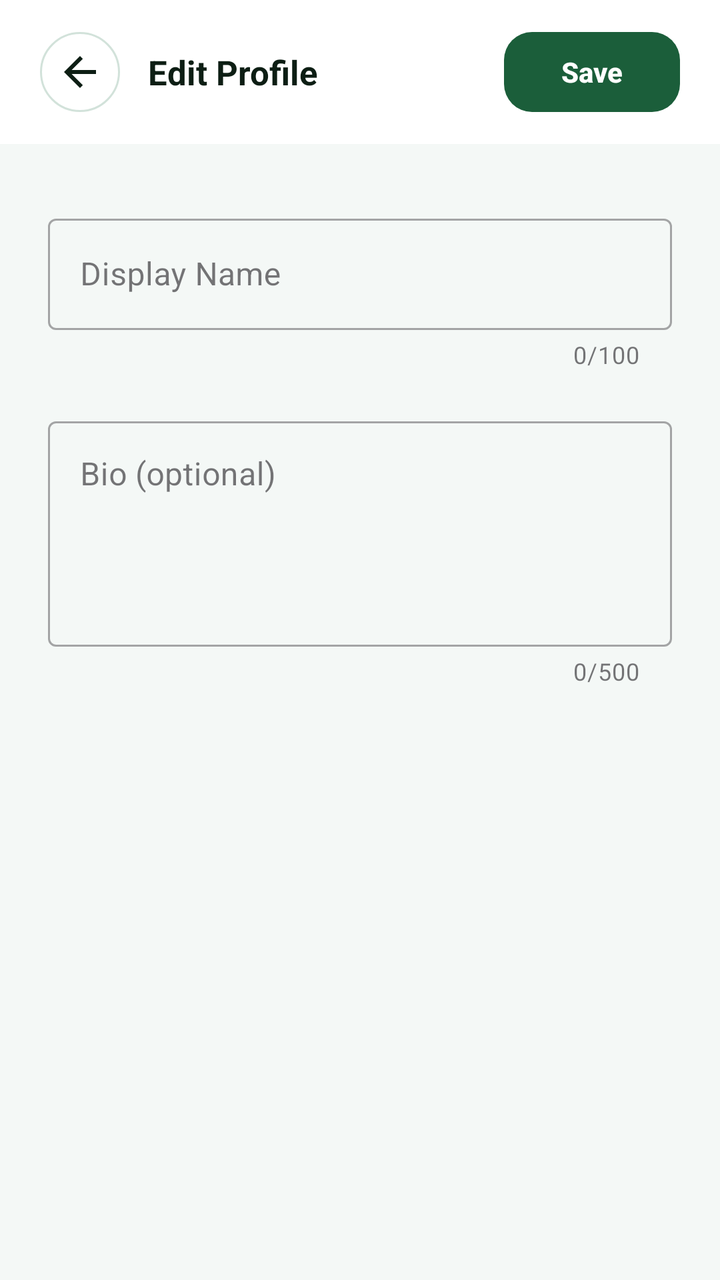
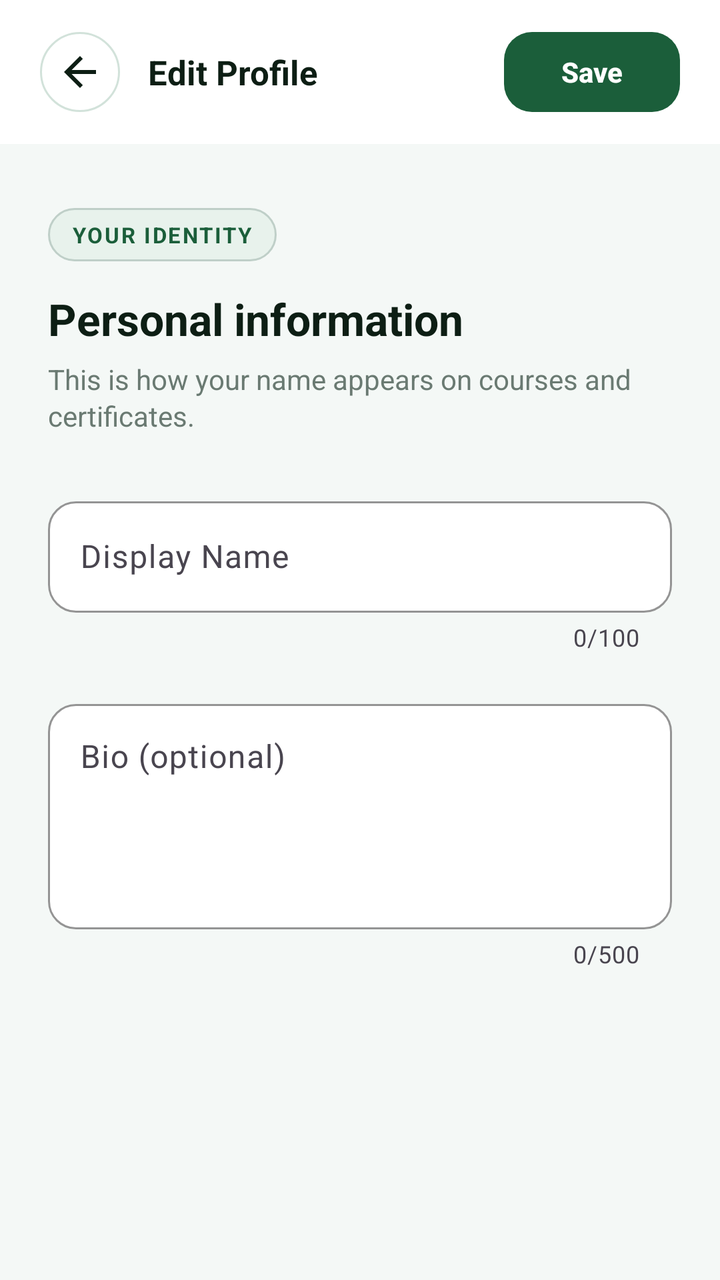

An Android layout rendered at two revisions. The XML below is the earlier revision; the diff shows what the commit changed to produce the second picture.
<!-- AndroidManifest.xml: application theme Theme.EduLife -->
<!-- res/layout/fragment_edit_profile.xml -->
<?xml version="1.0" encoding="utf-8"?>
<LinearLayout
    xmlns:android="http://schemas.android.com/apk/res/android"
    xmlns:app="http://schemas.android.com/apk/res-auto"
    android:layout_width="match_parent"
    android:layout_height="match_parent"
    android:background="@color/brand_background"
    android:fitsSystemWindows="true"
    android:orientation="vertical">

    
    <LinearLayout
        android:layout_width="match_parent"
        android:layout_height="wrap_content"
        android:background="@color/brand_surface"
        android:gravity="center_vertical"
        android:orientation="horizontal"
        android:paddingStart="20dp"
        android:paddingTop="16dp"
        android:paddingEnd="20dp"
        android:paddingBottom="16dp">

        <ImageButton
            android:id="@+id/backButton"
            android:layout_width="40dp"
            android:layout_height="40dp"
            android:background="@drawable/bg_enroll_icon_button"
            android:contentDescription="Back"
            android:src="@drawable/ic_arrow_back"
            app:tint="@color/brand_text_primary" />

        <TextView
            android:layout_width="0dp"
            android:layout_height="wrap_content"
            android:layout_marginStart="14dp"
            android:layout_weight="1"
            android:text="@string/edit_profile_title"
            android:textColor="@color/brand_text_primary"
            android:textSize="17sp"
            android:textStyle="bold" />

        <Button
            android:id="@+id/saveButton"
            android:layout_width="wrap_content"
            android:layout_height="40dp"
            android:background="@drawable/bg_enroll_cta_button"
            android:paddingStart="20dp"
            android:paddingEnd="20dp"
            android:text="@string/edit_profile_save"
            android:textAllCaps="false"
            android:textColor="@color/white"
            android:textSize="14sp"
            android:textStyle="bold" />
    </LinearLayout>

    <ProgressBar
        android:id="@+id/savingIndicator"
        android:layout_width="wrap_content"
        android:layout_height="wrap_content"
        android:layout_gravity="center_horizontal"
        android:layout_marginTop="12dp"
        android:visibility="gone" />

    <androidx.core.widget.NestedScrollView
        android:layout_width="match_parent"
        android:layout_height="0dp"
        android:layout_weight="1"
        android:clipToPadding="false"
        android:paddingBottom="40dp">

        <LinearLayout
            android:layout_width="match_parent"
            android:layout_height="wrap_content"
            android:orientation="vertical"
            android:paddingStart="24dp"
            android:paddingTop="32dp"
            android:paddingEnd="24dp">

            <com.google.android.material.textfield.TextInputLayout
                android:id="@+id/displayNameLayout"
                style="@style/Widget.MaterialComponents.TextInputLayout.OutlinedBox"
                android:layout_width="match_parent"
                android:layout_height="wrap_content"
                android:hint="@string/edit_profile_display_name_label"
                app:counterEnabled="true"
                app:counterMaxLength="100">

                <com.google.android.material.textfield.TextInputEditText
                    android:id="@+id/displayNameInput"
                    android:layout_width="match_parent"
                    android:layout_height="wrap_content"
                    android:inputType="textPersonName|textCapWords"
                    android:maxLength="100"
                    android:singleLine="true" />
            </com.google.android.material.textfield.TextInputLayout>

            <com.google.android.material.textfield.TextInputLayout
                android:id="@+id/bioLayout"
                style="@style/Widget.MaterialComponents.TextInputLayout.OutlinedBox"
                android:layout_width="match_parent"
                android:layout_height="wrap_content"
                android:layout_marginTop="20dp"
                android:hint="@string/edit_profile_bio_label"
                app:counterEnabled="true"
                app:counterMaxLength="500">

                <com.google.android.material.textfield.TextInputEditText
                    android:id="@+id/bioInput"
                    android:layout_width="match_parent"
                    android:layout_height="wrap_content"
                    android:gravity="top"
                    android:inputType="textMultiLine|textCapSentences"
                    android:lines="4"
                    android:maxLength="500"
                    android:maxLines="8"
                    android:minLines="4" />
            </com.google.android.material.textfield.TextInputLayout>

        </LinearLayout>
    </androidx.core.widget.NestedScrollView>

</LinearLayout>
<!-- resources referenced by this layout -->
<resources>
  <color name="brand_background">#F4F8F6</color>
  <color name="brand_surface">#FFFFFF</color>
  <color name="brand_text_primary">#0D1E14</color>
  <color name="white">#FFFFFFFF</color>
  <!-- drawable bg_enroll_cta_button (drawable) -->
  <?xml version="1.0" encoding="utf-8"?>
  <selector xmlns:android="http://schemas.android.com/apk/res/android">
      <item android:state_pressed="true">
          <shape android:shape="rectangle">
              <solid android:color="@color/catalog_primary_dark" />
              <corners android:radius="14dp" />
          </shape>
      </item>
      <item>
          <shape android:shape="rectangle">
              <solid android:color="@color/catalog_primary" />
              <corners android:radius="14dp" />
          </shape>
      </item>
  </selector>
  <!-- drawable bg_enroll_icon_button (drawable) -->
  <?xml version="1.0" encoding="utf-8"?>
  <shape xmlns:android="http://schemas.android.com/apk/res/android"
      android:shape="oval">
      <solid android:color="@color/catalog_surface" />
      <stroke
          android:width="1dp"
          android:color="@color/catalog_border" />
  </shape>
  <!-- drawable ic_arrow_back (drawable) -->
  <vector xmlns:android="http://schemas.android.com/apk/res/android"
      android:width="24dp"
      android:height="24dp"
      android:viewportWidth="24"
      android:viewportHeight="24">
      <path
          android:fillColor="@android:color/black"
          android:pathData="M20,11H7.83l5.59,-5.59L12,4l-8,8 8,8 1.41,-1.41L7.83,13H20v-2z" />
  </vector>
  <string name="edit_profile_bio_label">Bio (optional)</string>
  <string name="edit_profile_display_name_label">Display Name</string>
  <string name="edit_profile_save">Save</string>
  <string name="edit_profile_title">Edit Profile</string>
  <style name="Theme.EduLife" parent="Base.Theme.EduLife" />
  <color name="catalog_primary_dark">@color/brand_primary_dark</color>
  <color name="catalog_primary">@color/brand_primary</color>
  <color name="catalog_surface">@color/brand_surface</color>
  <color name="catalog_border">@color/brand_border</color>
  <style name="Base.Theme.EduLife" parent="Theme.Material3.DayNight.NoActionBar">
          <item name="colorPrimary">@color/brand_primary</item>
          <item name="colorPrimaryVariant">@color/brand_primary_dark</item>
          <item name="colorSecondaryContainer">@color/brand_primary_surface</item>
          <item name="colorOnSecondaryContainer">@color/brand_primary</item>
      </style>
  <color name="brand_primary_dark">#134328</color>
  <color name="brand_primary">#1B5E3A</color>
  <color name="brand_border">#D2E2DA</color>
  <color name="brand_primary_surface">#E8F2EC</color>
</resources>

<!-- the commit's change to res/layout/fragment_edit_profile.xml (unified diff, before → after) -->
@@ -59,6 +59,7 @@
         android:layout_height="wrap_content"
         android:layout_gravity="center_horizontal"
         android:layout_marginTop="12dp"
+        android:indeterminateTint="@color/brand_primary"
         android:visibility="gone" />
 
     <androidx.core.widget.NestedScrollView
@@ -76,14 +77,51 @@
             android:paddingTop="32dp"
             android:paddingEnd="24dp">
 
+            <TextView
+                android:layout_width="wrap_content"
+                android:layout_height="wrap_content"
+                android:background="@drawable/bg_auth_eyebrow"
+                android:letterSpacing="0.08"
+                android:text="@string/edit_profile_section_eyebrow"
+                android:textAllCaps="true"
+                android:textColor="@color/brand_primary"
+                android:textSize="11sp"
+                android:textStyle="bold" />
+
+            <TextView
+                android:layout_width="match_parent"
+                android:layout_height="wrap_content"
+                android:layout_marginTop="14dp"
+                android:text="@string/edit_profile_section_title"
+                android:textColor="@color/brand_text_primary"
+                android:textSize="22sp"
+                android:textStyle="bold" />
+
+            <TextView
+                android:layout_width="match_parent"
+                android:layout_height="wrap_content"
+                android:layout_marginTop="6dp"
+                android:lineSpacingExtra="2dp"
+                android:text="@string/edit_profile_section_subtitle"
+                android:textColor="@color/brand_text_secondary"
+                android:textSize="14sp" />
+
             <com.google.android.material.textfield.TextInputLayout
                 android:id="@+id/displayNameLayout"
-                style="@style/Widget.MaterialComponents.TextInputLayout.OutlinedBox"
+                style="@style/Widget.Material3.TextInputLayout.OutlinedBox"
                 android:layout_width="match_parent"
                 android:layout_height="wrap_content"
+                android:layout_marginTop="28dp"
                 android:hint="@string/edit_profile_display_name_label"
+                app:boxBackgroundColor="@color/brand_surface"
+                app:boxCornerRadiusBottomEnd="14dp"
+                app:boxCornerRadiusBottomStart="14dp"
+                app:boxCornerRadiusTopEnd="14dp"
+                app:boxCornerRadiusTopStart="14dp"
+                app:boxStrokeColor="@color/brand_primary"
                 app:counterEnabled="true"
-                app:counterMaxLength="100">
+                app:counterMaxLength="100"
+                app:hintTextColor="@color/brand_primary">
 
                 <com.google.android.material.textfield.TextInputEditText
                     android:id="@+id/displayNameInput"
@@ -91,18 +129,26 @@
                     android:layout_height="wrap_content"
                     android:inputType="textPersonName|textCapWords"
                     android:maxLength="100"
-                    android:singleLine="true" />
+                    android:singleLine="true"
+                    android:textColor="@color/brand_text_primary" />
             </com.google.android.material.textfield.TextInputLayout>
 
             <com.google.android.material.textfield.TextInputLayout
                 android:id="@+id/bioLayout"
-                style="@style/Widget.MaterialComponents.TextInputLayout.OutlinedBox"
+                style="@style/Widget.Material3.TextInputLayout.OutlinedBox"
                 android:layout_width="match_parent"
                 android:layout_height="wrap_content"
                 android:layout_marginTop="20dp"
                 android:hint="@string/edit_profile_bio_label"
+                app:boxBackgroundColor="@color/brand_surface"
+                app:boxCornerRadiusBottomEnd="14dp"
+                app:boxCornerRadiusBottomStart="14dp"
+                app:boxCornerRadiusTopEnd="14dp"
+                app:boxCornerRadiusTopStart="14dp"
+                app:boxStrokeColor="@color/brand_primary"
                 app:counterEnabled="true"
-                app:counterMaxLength="500">
+                app:counterMaxLength="500"
+                app:hintTextColor="@color/brand_primary">
 
                 <com.google.android.material.textfield.TextInputEditText
                     android:id="@+id/bioInput"
@@ -113,7 +159,8 @@
                     android:lines="4"
                     android:maxLength="500"
                     android:maxLines="8"
-                    android:minLines="4" />
+                    android:minLines="4"
+                    android:textColor="@color/brand_text_primary" />
             </com.google.android.material.textfield.TextInputLayout>
 
         </LinearLayout>
<!-- resource entries referenced after the edit -->
@@ -3,7 +3,22 @@
   <color name="brand_background">#F4F8F6</color>
   <color name="brand_surface">#FFFFFF</color>
   <color name="brand_text_primary">#0D1E14</color>
+  <color name="brand_text_secondary">#6A7A72</color>
   <color name="white">#FFFFFFFF</color>
+  <!-- drawable bg_auth_eyebrow (drawable) -->
+  <?xml version="1.0" encoding="utf-8"?>
+  <shape xmlns:android="http://schemas.android.com/apk/res/android">
+      <solid android:color="@color/login_light_mint" />
+      <stroke
+          android:width="1dp"
+          android:color="@color/login_border_strong" />
+      <corners android:radius="999dp" />
+      <padding
+          android:bottom="6dp"
+          android:left="12dp"
+          android:right="12dp"
+          android:top="6dp" />
+  </shape>
   <!-- drawable bg_enroll_cta_button (drawable) -->
   <?xml version="1.0" encoding="utf-8"?>
   <selector xmlns:android="http://schemas.android.com/apk/res/android">
@@ -42,8 +57,13 @@
   <string name="edit_profile_bio_label">Bio (optional)</string>
   <string name="edit_profile_display_name_label">Display Name</string>
   <string name="edit_profile_save">Save</string>
+  <string name="edit_profile_section_eyebrow">Your identity</string>
+  <string name="edit_profile_section_subtitle">This is how your name appears on courses and certificates.</string>
+  <string name="edit_profile_section_title">Personal information</string>
   <string name="edit_profile_title">Edit Profile</string>
   <style name="Theme.EduLife" parent="Base.Theme.EduLife" />
+  <color name="login_light_mint">@color/brand_primary_surface</color>
+  <color name="login_border_strong">@color/brand_border_strong</color>
   <color name="catalog_primary_dark">@color/brand_primary_dark</color>
   <color name="catalog_primary">@color/brand_primary</color>
   <color name="catalog_surface">@color/brand_surface</color>
@@ -58,5 +78,6 @@
   <color name="brand_primary">#1B5E3A</color>
   <color name="brand_border">#D2E2DA</color>
   <color name="brand_primary_surface">#E8F2EC</color>
+  <color name="brand_border_strong">#BFCFC8</color>
 </resources>
 
